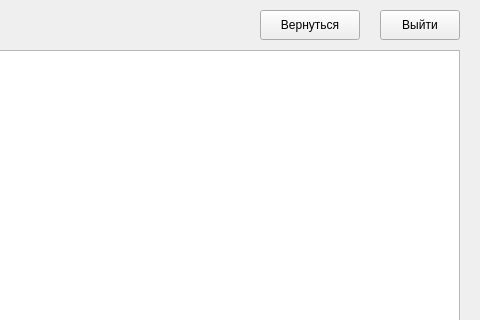
Old version of the form uis/MainQuestionWindow.ui in the repository DeynekoVladimir55555/School-Project-10; both pictures show x 320 to 800 and y 0 to 320 of the 800 by 580 pixel window.
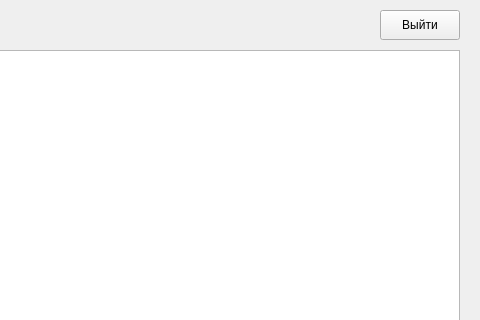
New version of the form.

Patch:
```diff
--- a/uis/MainQuestionWindow.ui
+++ b/uis/MainQuestionWindow.ui
@@ -134,19 +134,6 @@
 &lt;p style=&quot;-qt-paragraph-type:empty; margin-top:0px; margin-bottom:0px; margin-left:0px; margin-right:0px; -qt-block-indent:0; text-indent:0px; font-size:8.25pt;&quot;&gt;&lt;br /&gt;&lt;/p&gt;&lt;/body&gt;&lt;/html&gt;</string>
     </property>
    </widget>
-   <widget class="QPushButton" name="returnButton">
-    <property name="geometry">
-     <rect>
-      <x>580</x>
-      <y>10</y>
-      <width>100</width>
-      <height>30</height>
-     </rect>
-    </property>
-    <property name="text">
-     <string>Вернуться</string>
-    </property>
-   </widget>
   </widget>
   <widget class="QMenuBar" name="menubar">
    <property name="geometry">
```
